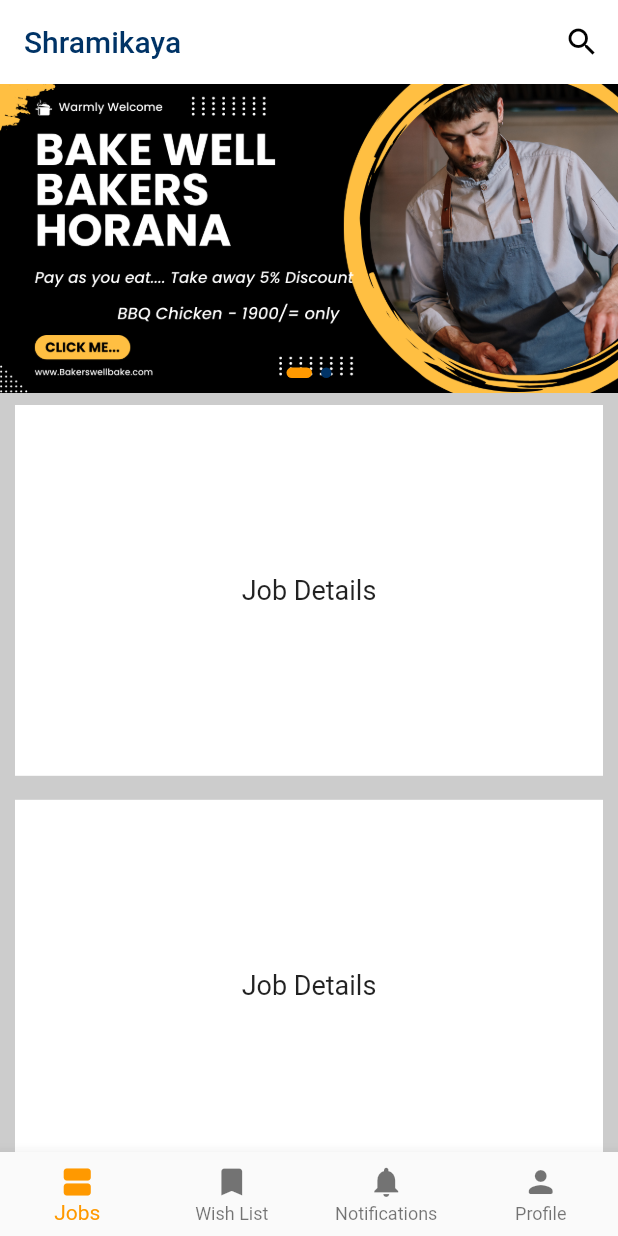
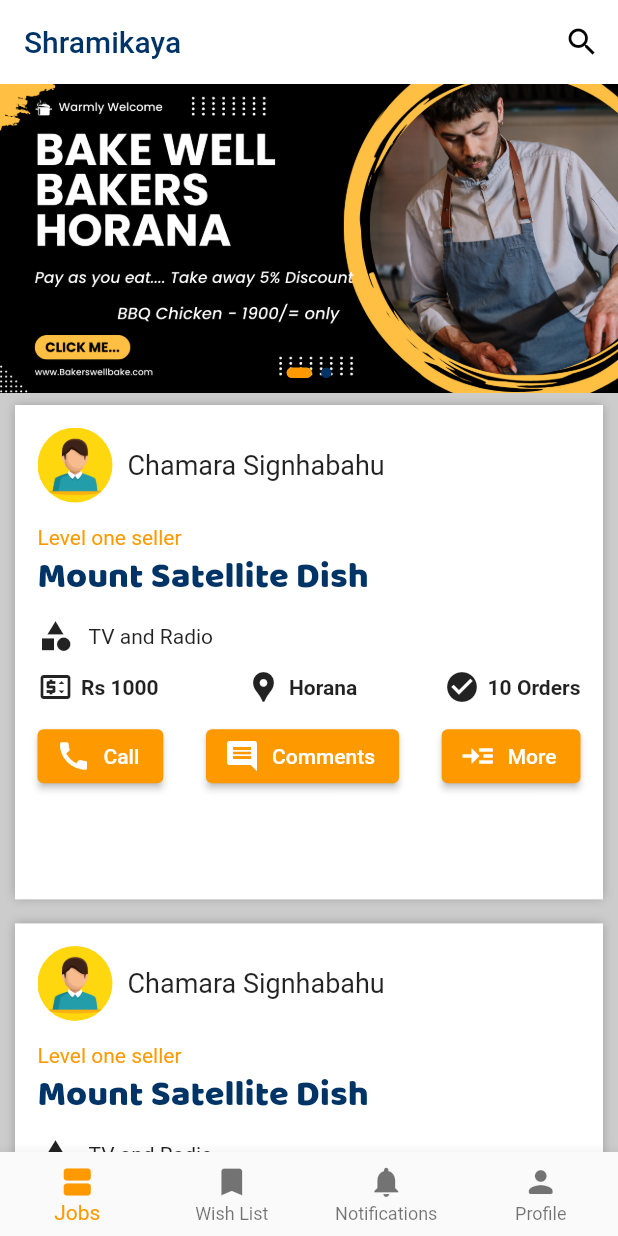
Before and after one commit to PrabodaSankalpa/shramikaya, a Flutter app: the screen it shows after launch, on a phone screen of 412 x 824 dp. Run offline on Flutter 3.47's test engine with Material 2 defaults, Android fonts, the phone set to English and light mode, and no system bars; drawn by our look-alikes of carousel_slider; our stand-ins replace animated_text_kit, firebase_auth, firebase_core, google_sign_in; accounts and stored records are empty.

Commit message:
working on job card

```diff
--- a/lib/widgets/job_card.dart
+++ b/lib/widgets/job_card.dart
@@ -14,13 +14,150 @@
     return Padding(
       padding: const EdgeInsets.symmetric(horizontal: 10, vertical: 8),
       child: Container(
-        height: MediaQuery.of(context).size.height * 0.3,
         width: double.infinity,
-        color: Colors.white,
-        child: const Center(
-          child: Text(
-            "Job Details",
-            style: TextStyle(fontSize: 18),
+        height: MediaQuery.of(context).size.height * 0.4,
+        decoration: const BoxDecoration(
+          boxShadow: [
+            BoxShadow(blurRadius: 5.0, color: Colors.grey),
+          ],
+          color: Colors.white,
+        ),
+        child: Padding(
+          padding: const EdgeInsets.all(15.0),
+          child: Column(
+            crossAxisAlignment: CrossAxisAlignment.start,
+            children: [
+              Padding(
+                padding: const EdgeInsets.only(bottom: 15),
+                child: Row(
+                  children: [
+                    Container(
+                      decoration: const BoxDecoration(
+                        shape: BoxShape.circle,
+                        image: DecorationImage(
+                          image: AssetImage("assets/avatar.jpg"),
+                        ),
+                      ),
+                      width: 50,
+                      height: 50,
+                    ),
+                    const SizedBox(
+                      width: 10,
+                    ),
+                    const Text(
+                      'Chamara Signhabahu',
+                      style: TextStyle(fontSize: 18),
+                    ),
+                  ],
+                ),
+              ),
+              const Text(
+                "Level one seller",
+                style: TextStyle(color: secondaryColor),
+              ),
+              const Text(
+                "Mount Satellite Dish",
+                style: TextStyle(
+                  fontSize: 24,
+                  fontFamily: "Baloo",
+                  color: primaryColor,
+                ),
+              ),
+              SizedBox(
+                height: MediaQuery.of(context).size.height * 0.01,
+              ),
+              const Padding(
+                padding: EdgeInsets.only(bottom: 10),
+                child: Row(
+                  children: [
+                    Icon(Icons.category),
+                    SizedBox(
+                      width: 10,
+                    ),
+                    Text("TV and Radio"),
+                  ],
+                ),
+              ),
+              const Padding(
+                padding: EdgeInsets.only(bottom: 10),
+                child: Row(
+                  mainAxisAlignment: MainAxisAlignment.spaceBetween,
+                  children: [
+                    Row(
+                      children: [
+                        Icon(Icons.price_change_outlined),
+                        SizedBox(
+                          width: 5,
+                        ),
+                        Text(
+                          "Rs 1000",
+                          style: TextStyle(
+                            fontWeight: FontWeight.bold,
+                          ),
+                        ),
+                      ],
+                    ),
+                    Row(
+                      children: [
+                        Icon(Icons.location_pin),
+                        SizedBox(
+                          width: 5,
+                        ),
+                        Text(
+                          "Horana",
+                          style: TextStyle(
+                            fontWeight: FontWeight.bold,
+                          ),
+                        ),
+                      ],
+                    ),
+                    Row(
+                      children: [
+                        Icon(Icons.check_circle),
+                        SizedBox(
+                          width: 5,
+                        ),
+                        Text(
+                          "10 Orders",
+                          style: TextStyle(
+                            fontWeight: FontWeight.bold,
+                          ),
+                        ),
+                      ],
+                    ),
+                  ],
+                ),
+              ),
+              Row(
+                mainAxisAlignment: MainAxisAlignment.spaceBetween,
+                children: [
+                  ElevatedButton.icon(
+                    onPressed: () {},
+                    style: ElevatedButton.styleFrom(
+                      backgroundColor: secondaryColor,
+                    ),
+                    label: const Text("Call"),
+                    icon: const Icon(Icons.call),
+                  ),
+                  ElevatedButton.icon(
+                    onPressed: () {},
+                    style: ElevatedButton.styleFrom(
+                      backgroundColor: secondaryColor,
+                    ),
+                    label: const Text("Comments"),
+                    icon: const Icon(Icons.comment),
+                  ),
+                  ElevatedButton.icon(
+                    onPressed: () {},
+                    style: ElevatedButton.styleFrom(
+                      backgroundColor: secondaryColor,
+                    ),
+                    label: const Text("More"),
+                    icon: const Icon(Icons.read_more),
+                  ),
+                ],
+              ),
+            ],
           ),
         ),
       ),
--- a/pubspec.yaml
+++ b/pubspec.yaml
@@ -55,10 +55,7 @@
   uses-material-design: true
   # To add assets to your application, add an assets section, like this:
   assets:
-    - assets/logo.png
-    - assets/google.png
-    - assets/banner_01.png
-    - assets/banner_02.png
+    - assets/
   # An image asset can refer to one or more resolution-specific "variants", see
   # https://flutter.dev/assets-and-images/#resolution-aware
   # For details regarding adding assets from package dependencies, see
```
